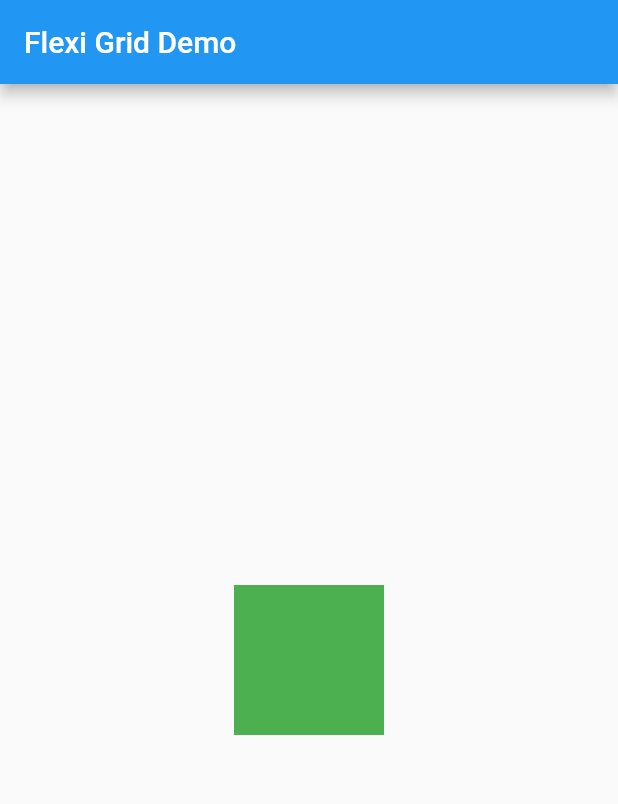
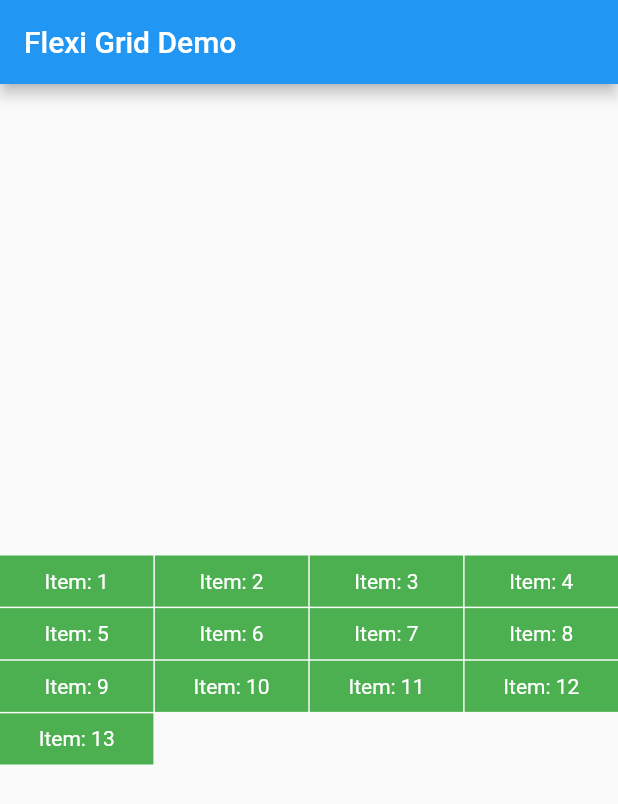
Before and after one commit to hd-motion/flutter_flexi_grid, a Flutter app: the screen it shows after launch, on a phone screen of 412 x 824 dp. Shown: the top 804 px of the screen. Run offline on Flutter 3.47's test engine with Material 2 defaults, Android fonts, the phone set to English and light mode, and no system bars.

Commit message:
added scaling effect but optimisation needed

```diff
--- a/lib/flexi_grid.dart
+++ b/lib/flexi_grid.dart
@@ -8,12 +8,43 @@ class FlexiGrid extends StatefulWidget {
 }
 
 class _FlexiGridState extends State<FlexiGrid> {
+  List<int> gridItemList = List.generate(13, (int index) => index + 1);
+  int crossAxisCount = 2;
+  double _scaleFactor = 4.0;
+  double _baseScaleFactor = 1.0;
   @override
   Widget build(BuildContext context) {
-    return Container(
-      color: Colors.green,
-      height: 100,
-      width: 100,
+    return GestureDetector(
+      onScaleStart: (details) {
+        _baseScaleFactor = _scaleFactor;
+      },
+      onScaleUpdate: (details) {
+        print(details.scale);
+        setState(() {
+          _scaleFactor = _baseScaleFactor * details.scale;
+        });
+      },
+      child: GridView.builder(
+        physics: NeverScrollableScrollPhysics(),
+        shrinkWrap: true,
+        gridDelegate: SliverGridDelegateWithFixedCrossAxisCount(
+          crossAxisCount: _scaleFactor.ceil(),
+          childAspectRatio: 3,
+          mainAxisSpacing: 1.0,
+          crossAxisSpacing: 1.0,
+        ),
+        itemCount: gridItemList.length,
+        //  getProductList(i, j, ctx).length,
+        itemBuilder: (context, index) {
+          return Container(
+              color: Colors.green,
+              child: Center(
+                  child: Text(
+                "Item: ${gridItemList[index]}",
+                style: TextStyle(color: Colors.white),
+              )));
+        },
+      ),
     );
   }
 }
```
